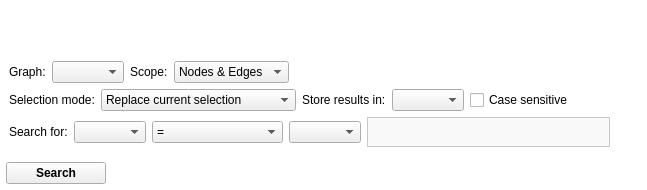
The window that software/talipot/designer/SearchWidget.ui (anlambert/tulip) describes before a commit, drawn with Qt 5.
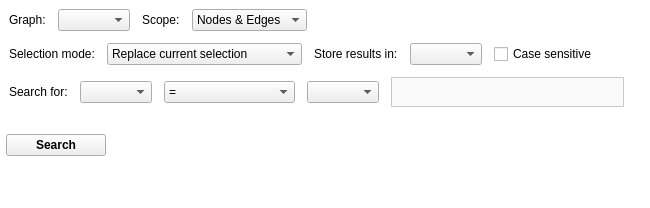
The same window after the commit. Icons and pictures are not drawn. Custom widgets are drawn as their Qt base class.

Commit message: software/SearchWidget: Improve display on HD resolution screens

The edit to the form file:
```diff
--- a/software/talipot/designer/SearchWidget.ui
+++ b/software/talipot/designer/SearchWidget.ui
@@ -6,12 +6,12 @@
    <rect>
     <x>0</x>
     <y>0</y>
-    <width>647</width>
-    <height>190</height>
+    <width>650</width>
+    <height>208</height>
    </rect>
   </property>
   <property name="sizePolicy">
-   <sizepolicy hsizetype="Preferred" vsizetype="Maximum">
+   <sizepolicy hsizetype="Preferred" vsizetype="Preferred">
     <horstretch>0</horstretch>
     <verstretch>0</verstretch>
    </sizepolicy>
@@ -53,14 +53,14 @@
    <item>
     <widget class="QFrame" name="searchFrame">
      <property name="sizePolicy">
-      <sizepolicy hsizetype="Preferred" vsizetype="Maximum">
+      <sizepolicy hsizetype="Preferred" vsizetype="Preferred">
        <horstretch>0</horstretch>
        <verstretch>0</verstretch>
       </sizepolicy>
      </property>
      <layout class="QVBoxLayout" name="verticalLayout_3">
       <property name="spacing">
-       <number>0</number>
+       <number>12</number>
       </property>
       <property name="leftMargin">
        <number>0</number>
@@ -77,6 +77,9 @@
       <item>
        <widget class="QWidget" name="widget" native="true">
         <layout class="QVBoxLayout" name="verticalLayout_4">
+         <property name="spacing">
+          <number>12</number>
+         </property>
          <item>
           <layout class="QHBoxLayout" name="horizontalLayout_3">
            <item>
@@ -591,6 +594,19 @@
      </layout>
     </widget>
    </item>
+   <item>
+    <spacer name="verticalSpacer">
+     <property name="orientation">
+      <enum>Qt::Vertical</enum>
+     </property>
+     <property name="sizeHint" stdset="0">
+      <size>
+       <width>20</width>
+       <height>2</height>
+      </size>
+     </property>
+    </spacer>
+   </item>
   </layout>
  </widget>
  <customwidgets>
```
